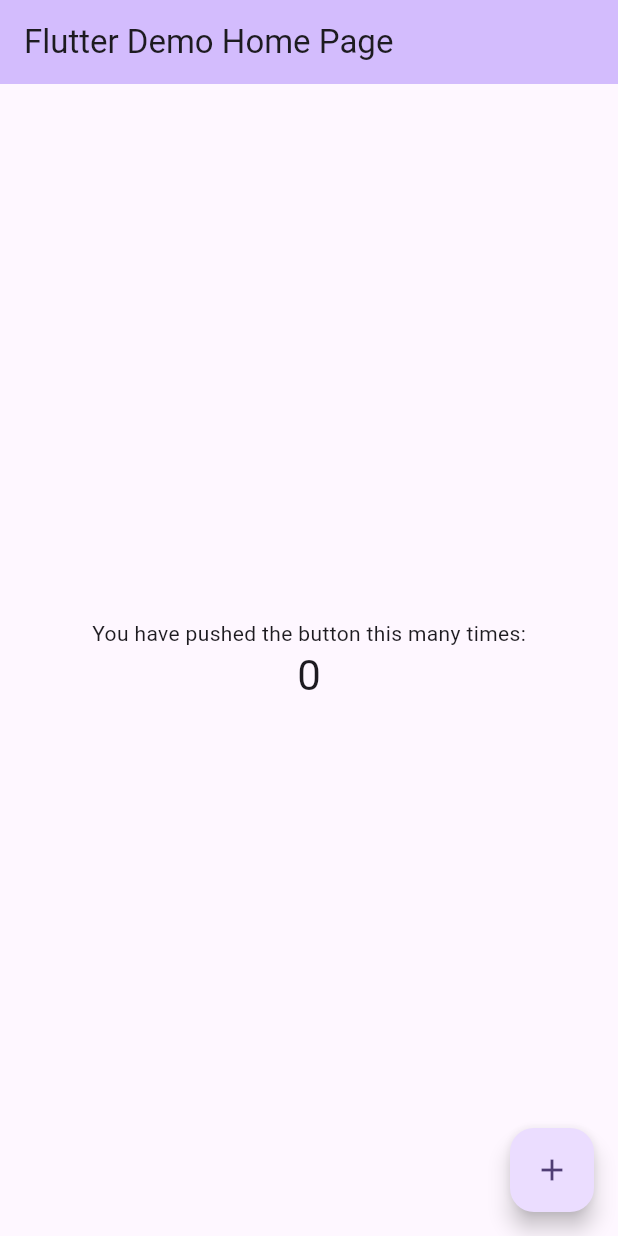
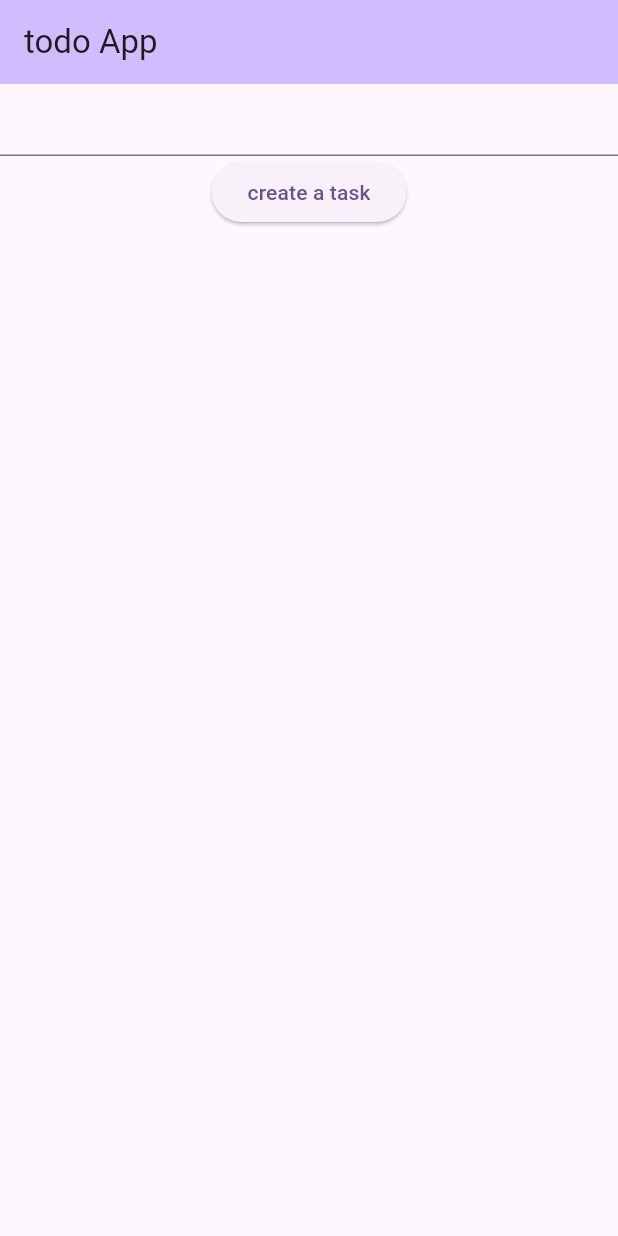
Before and after one commit to atarek477/flutter-bloc-and-cubit, a Flutter app: the screen it shows after launch, on a phone screen of 412 x 824 dp. Run offline on Flutter 3.47's test engine with Material 3 defaults, Android fonts, the phone set to English and light mode, and no system bars; our stand-ins replace bloc, equatable, flutter_bloc.

Commit message:
todo app

```diff
--- a/lib/bloc/counter_bloc.dart
+++ /dev/null
@@ -1,17 +0,0 @@
-import 'package:bloc/bloc.dart';
-import 'package:meta/meta.dart';
-
-part 'counter_event.dart';
-part 'counter_state.dart';
-
-class CounterBloc extends Bloc<CounterEvent, CounterState> {
-  CounterBloc() : super(CounterInitial()) {
-    on<CounterIncrement>((event, emit) {
-     emit(CounterStateNumber(state.count+1));
-    });
-    on<CounterDecrement>((event, emit) {
-      emit(CounterStateNumber(state.count-1));
-
-    });
-  }
-}
--- a/lib/bloc/counter_event.dart
+++ /dev/null
@@ -1,8 +0,0 @@
-part of 'counter_bloc.dart';
-
-@immutable
-sealed class CounterEvent {}
-
-class CounterIncrement extends CounterEvent{}
-
-class CounterDecrement extends CounterEvent{}
--- a/lib/bloc/counter_state.dart
+++ /dev/null
@@ -1,15 +0,0 @@
-part of 'counter_bloc.dart';
-
-@immutable
-sealed class CounterState {
-  final int count;
-  const CounterState(this.count);
-
-}
-final class CounterInitial extends CounterState {
-  const CounterInitial():super(0);
-}
-
-final class CounterStateNumber extends CounterState{
-  const CounterStateNumber(super.count);
-}
--- a/lib/cubit/counter_state.dart
+++ /dev/null
@@ -1,16 +0,0 @@
-part of 'counter_cubit.dart';
-
-@immutable
-sealed class CounterState {
-  final int count;
-  const CounterState(this.count);
-
-}
-
-final class CounterInitial extends CounterState {
-  const CounterInitial():super(0);
-}
-
-final class CounterStateNumber extends CounterState{
-  const CounterStateNumber(super.count);
-}
--- a/lib/main.dart
+++ b/lib/main.dart
@@ -1,6 +1,7 @@
 import 'package:flutter/material.dart';
 import 'package:flutter_bloc/flutter_bloc.dart';
-import 'package:untitled/bloc/counter_bloc.dart';
+import 'package:untitled/models/task_model.dart';
+import 'package:untitled/todo_bloc/todo_cubit.dart';
 
 
 void main() {
@@ -27,14 +28,6 @@ class MyApp extends StatelessWidget {
 class MyHomePage extends StatefulWidget {
   const MyHomePage({super.key, required this.title});
 
-  // This widget is the home page of your application. It is stateful, meaning
-  // that it has a State object (defined below) that contains fields that affect
-  // how it looks.
-
-  // This class is the configuration for the state. It holds the values (in this
-  // case the title) provided by the parent (in this case the App widget) and
-  // used by the build method of the State. Fields in a Widget subclass are
-  // always marked "final".
 
   final String title;
 
@@ -44,14 +37,11 @@ class MyHomePage extends StatefulWidget {
 
 class _MyHomePageState extends State<MyHomePage> {
   int _counter = 0;
+  TextEditingController controller =TextEditingController();
   List<String> listName = ["ahmed ", "mohamed"];
   var testSet = {"ahmed", "ahmed", "mohamed"};
 
-  void _incrementCounter() {
-    setState(() {
-      _counter++;
-    });
-  }
+
 
   @override
   Widget build(BuildContext context) {
@@ -62,39 +52,48 @@ class _MyHomePageState extends State<MyHomePage> {
     // fast, so that you can just rebuild anything that needs updating rather
     // than having to individually change instances of widgets.
     return BlocProvider(
-      create: (context) => CounterBloc(),
-      child: BlocBuilder<CounterBloc, CounterState>(
+      create: (context) => TodoCubit(),
+      child: BlocBuilder<TodoCubit, TodoState>(
         builder: (context, state) {
           return Scaffold(
             appBar: AppBar(
-              // TRY THIS: Try changing the color here to a specific color (to
-              // Colors.amber, perhaps?) and trigger a hot reload to see the AppBar
-              // change color while the other colors stay the same.
+
               backgroundColor: Theme.of(context).colorScheme.inversePrimary,
-              // Here we take the value from the MyHomePage object that was created by
-              // the App.build method, and use it to set our appbar title.
-              title: Text(widget.title),
+              title: Text("todo App"),
             ),
             body: Center(
-                child: Column(
-              mainAxisAlignment: MainAxisAlignment.center,
-              children: <Widget>[
-                const Text(
-                  'You have pushed the button this many times:',
-                ),
-                  Text(
-                    '${state.count}',
-                    style: Theme.of(context).textTheme.headlineMedium,
+              child:Column(
+                children: [
+                  TextField(
+                    controller: controller,
+
                   ),
-              ],
-            )),
-            floatingActionButton: FloatingActionButton(
-              onPressed: () {
-                context.read<CounterBloc>().add(CounterIncrement());
-              },
-              tooltip: 'Increment',
-              child: const Icon(Icons.add),
-            ), // This trailing comma makes auto-formatting nicer for build methods.
+                  ElevatedButton(onPressed: (){
+                    context.read<TodoCubit>().addTask(TaskModel(id:_counter++ , title: controller.text));
+
+                  }, child: Text("create a task")),
+                  Expanded(
+                      child: ListView.builder(
+                    itemCount: state.list.length,
+                    itemBuilder: (context, index) {
+                      final task = state.list[index];
+                      return ListTile(
+                        title: Text(task.title),
+                        trailing: IconButton(
+                          icon: const Icon(Icons.delete, color: Colors.red),
+                          onPressed: () {
+                            context.read<TodoCubit>().removeTask(task);
+                          },
+                        ),
+                      );
+                    },
+                  ))
+                ],
+              ) ,
+
+
+            ),
+           // This trailing comma makes auto-formatting nicer for build methods.
           );
         },
       ),
--- /dev/null
+++ b/lib/models/task_model.dart
@@ -0,0 +1,44 @@
+import 'package:equatable/equatable.dart';
+
+class TaskModel extends Equatable {
+  final int id;
+  final String title;
+  final bool isCompleted;
+
+  const TaskModel({
+    required this.id,
+    required this.title,
+    this.isCompleted=false,
+  });
+
+  TaskModel copyWith({
+    int? id,
+    String? title,
+    bool? isCompleted,
+  }) {
+    return TaskModel(
+      id: id ?? this.id,
+      title: title ?? this.title,
+      isCompleted: isCompleted ?? this.isCompleted,
+    );
+  }
+
+  @override
+  List<Object?> get props => [id,title,isCompleted];
+
+  Map<String, dynamic> toMap() {
+    return {
+      'id': id,
+      'title': title,
+      'isCompleted': isCompleted,
+    };
+  }
+
+  factory TaskModel.fromMap(Map<String, dynamic> map) {
+    return TaskModel(
+      id: map['id'] as int,
+      title: map['title'] as String,
+      isCompleted: map['isCompleted'] as bool,
+    );
+  }
+}
--- /dev/null
+++ b/lib/todo_bloc/todo_cubit.dart
@@ -0,0 +1,33 @@
+import 'package:bloc/bloc.dart';
+import 'package:equatable/equatable.dart';
+import 'package:meta/meta.dart';
+import 'package:untitled/models/task_model.dart';
+
+part 'todo_state.dart';
+
+class TodoCubit extends Cubit<TodoState> {
+  TodoCubit() : super(TodoInitial());
+
+  addTask(TaskModel task){
+    emit(TodoUpdate([... state.list,task]));
+  }
+  removeTask(TaskModel task){
+   final newList = List<TaskModel>.from(state.list)
+     ..removeWhere((t) => t.id == task.id);
+
+   emit(TodoUpdate(newList));
+  }
+
+  toggleTask(TaskModel task){
+    final updatedList = state.list.map((t) {
+      if (t.id == task.id) {
+        t.copyWith(isCompleted: !t.isCompleted);
+      }
+      return t;
+    }).toList();
+
+    emit(TodoUpdate(updatedList));
+  }
+
+
+}
--- /dev/null
+++ b/lib/todo_bloc/todo_state.dart
@@ -0,0 +1,19 @@
+part of 'todo_cubit.dart';
+
+@immutable
+sealed class TodoState extends Equatable {
+   final List<TaskModel> list;
+   const TodoState(this.list);
+   @override
+   List<Object?> get props => [list];
+
+}
+
+final class TodoInitial extends TodoState {
+  TodoInitial():super([]);
+
+}
+
+final class TodoUpdate extends TodoState {
+  const TodoUpdate(super.list);
+}
--- a/pubspec.yaml
+++ b/pubspec.yaml
@@ -37,6 +37,7 @@ dependencies:
   # Use with the CupertinoIcons class for iOS style icons.
   cupertino_icons: ^1.0.6
   flutter_bloc: ^9.1.1
+  equatable: ^2.0.7
 
 dev_dependencies:
   flutter_test:
```
Also changed, not shown: lib/cubit/counter_cubit.dart (deleted, +0 -18 lines), pubspec.lock.
